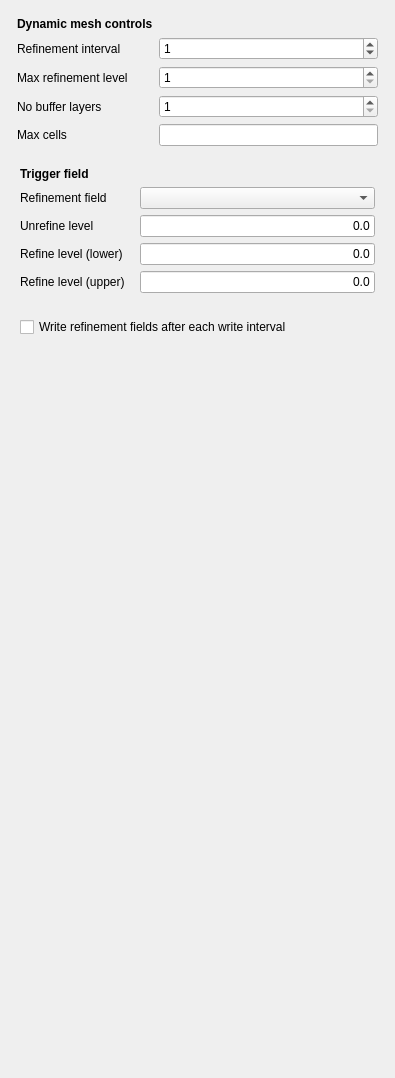
Old version of the form core/gui/TaskPanelCfdDynamicMeshRefinement.ui in the repository jaheyns/CfdOF.
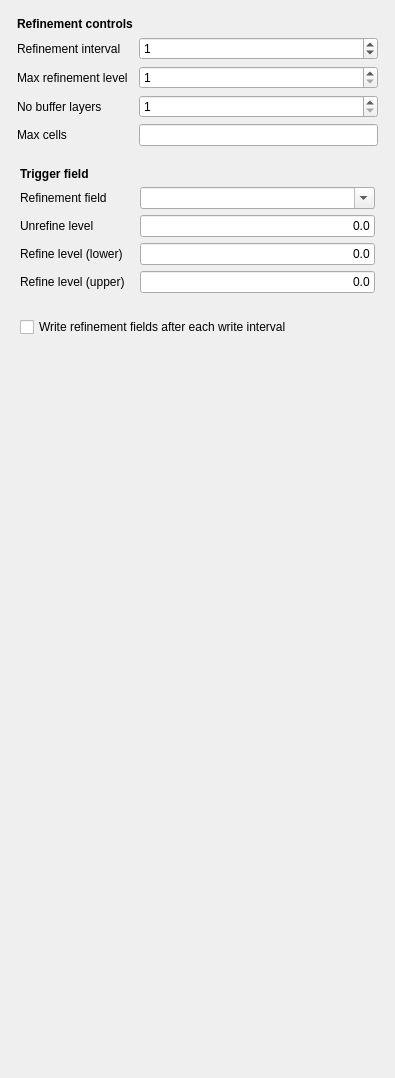
New version of the form. Custom widgets are drawn as their Qt base class.

Commit message: Set default adaptation field, allow on the fly field additions

The edit to the form file:
```diff
--- a/core/gui/TaskPanelCfdDynamicMeshRefinement.ui
+++ b/core/gui/TaskPanelCfdDynamicMeshRefinement.ui
@@ -142,7 +142,7 @@
          </font>
         </property>
         <property name="text">
-         <string>Dynamic mesh controls</string>
+         <string>Refinement controls</string>
         </property>
        </widget>
       </item>
@@ -265,6 +265,9 @@
         <property name="toolTip">
          <string>&lt;html&gt;&lt;head/&gt;&lt;body&gt;&lt;p&gt;Solver field on which to base dynamic mesh refinements&lt;/p&gt;&lt;/body&gt;&lt;/html&gt;</string>
         </property>
+        <property name="editable">
+         <bool>true</bool>
+        </property>
        </widget>
       </item>
       <item row="2" column="1">
```
The commit also changes 1 other file.
